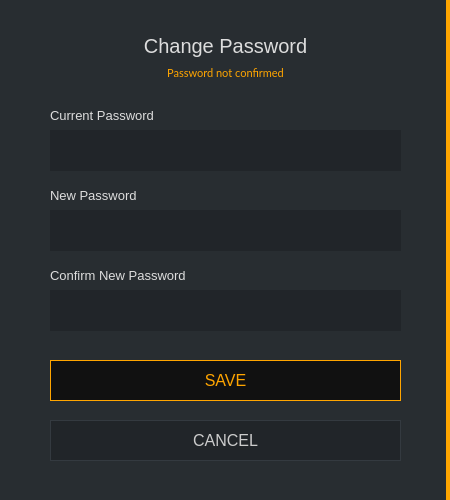
Old version of the form src/gui/ui/changepassworddialog.ui in the repository ConcealNetwork/conceal-desktop.
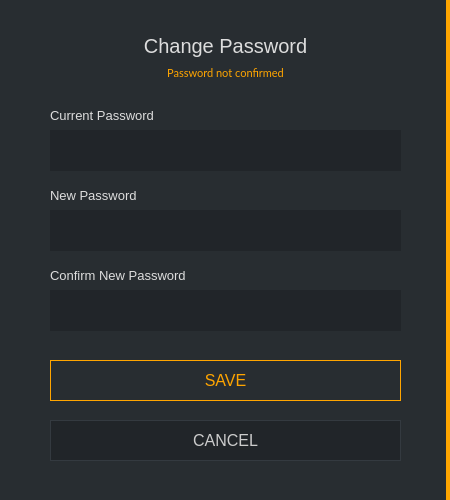
New version of the form.

Diff of the .ui file:
```diff
--- a/src/gui/ui/changepassworddialog.ui
+++ b/src/gui/ui/changepassworddialog.ui
@@ -287,7 +287,7 @@
        </font>
       </property>
       <property name="styleSheet">
-       <string notr="true">QPushButton#m_okButton {color: orange; background-color: #111111; border: 1px solid orange; font-size: 16px;}
+       <string notr="true">QPushButton#m_okButton {color: orange;  border: 1px solid orange; font-size: 16px;}
 
 QPushButton#m_okButton:hover {color: orange; background-color: #111111; border: 2px solid orange; font-size: 16px;}</string>
       </property>
```
Left out of the diff: 2 changed lines with no effect on the pictures.
